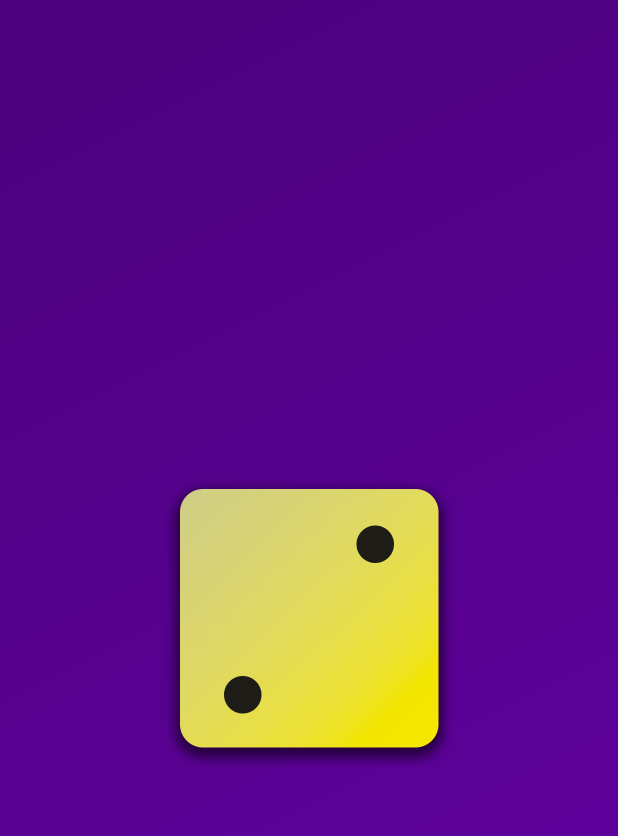
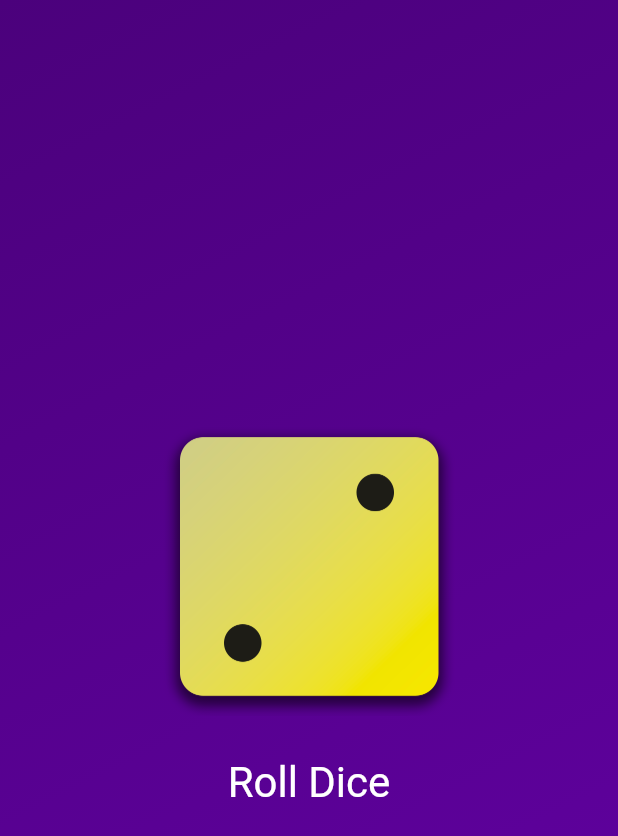
Before and after one commit to Somu-ed/roll_dice_app, a Flutter app: the screen it shows after launch, on a phone screen of 412 x 824 dp. Shown: the top 836 px of the screen. Run offline on Flutter 3.47's test engine with Material 2 defaults, Android fonts, the phone set to English and light mode, and no system bars.

Commit message:
adding dice_roller widget & optimisation

```diff
--- /dev/null
+++ b/lib/dice_roller.dart
@@ -0,0 +1,48 @@
+import 'dart:math';
+import 'package:flutter/material.dart';
+
+final randomizer = Random();
+
+class DiceRoller extends StatefulWidget {
+  const DiceRoller({super.key});
+
+  @override
+  State<DiceRoller> createState() {
+    return _DiceRollerState();
+  }
+}
+
+class _DiceRollerState extends State<DiceRoller> {
+  var currentDiceRoll = 2;
+
+  void rollDice() {
+    setState(() {
+      currentDiceRoll = randomizer.nextInt(6) + 1;
+    });
+  }
+
+  @override
+  Widget build(context) {
+    return Column(
+      mainAxisSize: MainAxisSize.min,
+      children: [
+        Image.asset(
+          'assets/images/dice-$currentDiceRoll.png',
+          width: 200,
+        ),
+        const SizedBox(height: 20),
+        TextButton(
+          onPressed: rollDice,
+          style: TextButton.styleFrom(
+            // padding: const EdgeInsets.only(
+            //   top: 20,
+            // ),
+            foregroundColor: Colors.white,
+            textStyle: const TextStyle(fontSize: 28),
+          ),
+          child: const Text('Roll Dice'),
+        )
+      ],
+    );
+  }
+}
--- a/lib/gradient_container.dart
+++ b/lib/gradient_container.dart
@@ -1,4 +1,5 @@
 import 'package:flutter/material.dart';
+import 'package:roll_dice_app/dice_roller.dart';
 
 const startAlignment = Alignment.topLeft;
 const endAlignment = Alignment.bottomRight;
@@ -23,11 +24,8 @@ class GradientContainer extends StatelessWidget {
           end: endAlignment,
         ),
       ),
-      child: Center(
-        child: Image.asset(
-          'assets/images/dice-2.png',
-          width: 200,
-        ),
+      child: const Center(
+        child: DiceRoller(),
       ),
     );
   }
```
